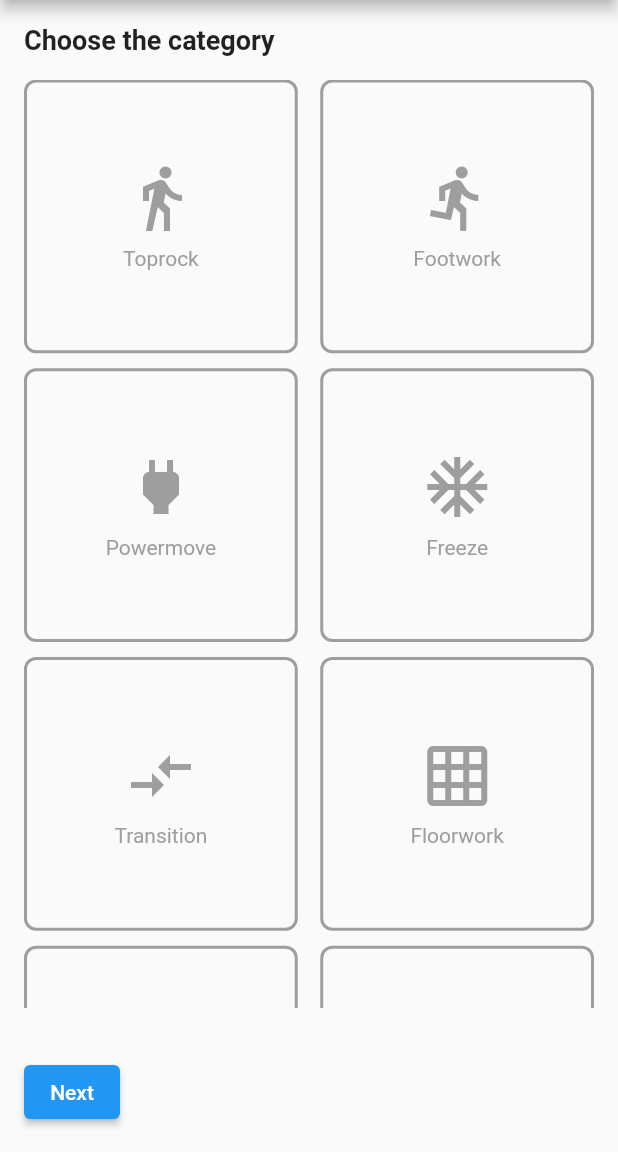
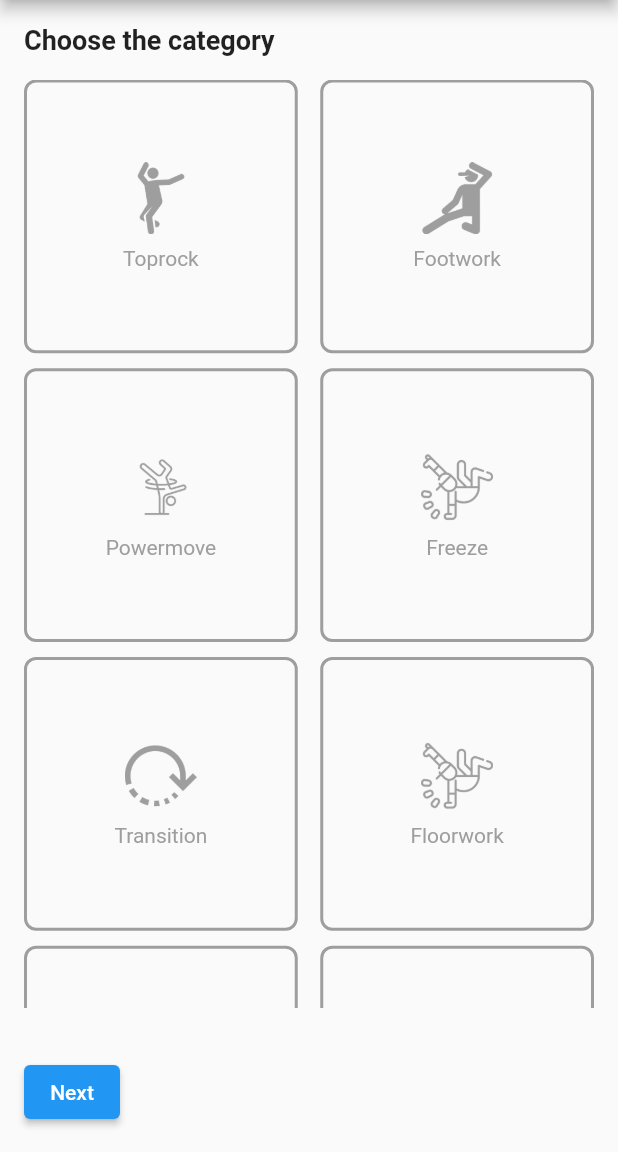
Before and after one commit to trungtran9/Flutter-Breaking-Note, a Flutter app: the screen it shows after launch, after a tap on the "add" icon, on a phone screen of 412 x 824 dp, the part 84-1236 px from its top. Run offline on Flutter 3.47's test engine with Material 2 defaults, Android fonts, the phone set to English and light mode, and no system bars; our stand-ins replace firebase_core, shared_preferences; accounts and stored records are empty.

Commit message:
add move screen functionality

```diff
--- a/lib/main.dart
+++ b/lib/main.dart
@@ -1,8 +1,16 @@
 import 'package:firstapp/screens/move.dart';
 import 'package:firstapp/screens/set.dart';
 import 'package:flutter/material.dart';
+import 'package:firebase_core/firebase_core.dart';
+import 'firebase_options.dart';
 
-void main() => runApp(MyApp());
+Future<void> main() async {
+  WidgetsFlutterBinding.ensureInitialized();
+  await Firebase.initializeApp(
+    options: DefaultFirebaseOptions.currentPlatform,
+  );
+  runApp(MyApp());
+}
 
 class MyApp extends StatelessWidget {
   @override
--- a/lib/screens/move_form_page.dart
+++ b/lib/screens/move_form_page.dart
@@ -1,12 +1,14 @@
 import 'package:flutter/material.dart';
 
 import '../models/breakdance_move.dart';
+import '../utils/shared_preference_helper.dart';
 import 'move_detail.dart';
 
 class MoveFormPage extends StatefulWidget {
   final List<BreakdanceMove> moves;
+  final void Function(dynamic) onSave;
 
-  MoveFormPage({required this.moves});
+  MoveFormPage({required this.moves, required this.onSave});
 
   @override
   _MoveFormPageState createState() => _MoveFormPageState();
@@ -16,34 +18,48 @@ class _MoveFormPageState extends State<MoveFormPage> {
   final PageController _pageController = PageController();
   int _currentPage = 0;
 
-  final String _name = "";
+  String _name = "";
   String _category = "";
   String _description = "";
   int _difficulty = 1;
 
-  final List<Widget Function(List<MoveCategory>, String, ValueChanged<String>)>
-      _pages = [
-    (categories, selectedCategory, onChanged) => ChooseCategoryStep(
-          categories: categories,
-          selectedCategory: selectedCategory,
-          onChanged: onChanged,
-        ),
-    (categories, selectedCategory, onChanged) => MoveDetailStep(
-          selectedCategory: selectedCategory,
-          onChanged: onChanged,
-        ),
-    // ... rest of the pages ...
+  final List<MoveCategory> _categories = [
+    MoveCategory(
+        name: 'Toprock', path: 'assets/icons/category_icons/toprock.png'),
+    MoveCategory(
+        name: 'Footwork', path: 'assets/icons/category_icons/footwork.png'),
+    MoveCategory(
+        name: 'Powermove', path: 'assets/icons/category_icons/powermove.png'),
+    MoveCategory(
+        name: 'Freeze', path: 'assets/icons/category_icons/freeze.png'),
+    MoveCategory(
+        name: 'Transition', path: 'assets/icons/category_icons/loading.png'),
+    MoveCategory(
+        name: 'Floorwork', path: 'assets/icons/category_icons/freeze.png'),
+    MoveCategory(name: 'Burns', path: 'assets/icons/category_icons/burns.png'),
+    MoveCategory(name: 'Custom', path: 'assets/icons/category_icons/add.png'),
   ];
-  final List<MoveCategory> _categories = [
-    MoveCategory(name: 'Toprock', icon: Icons.directions_walk),
-    MoveCategory(name: 'Footwork', icon: Icons.directions_run),
-    MoveCategory(name: 'Powermove', icon: Icons.power),
-    MoveCategory(name: 'Freeze', icon: Icons.ac_unit),
-    MoveCategory(name: 'Transition', icon: Icons.compare_arrows),
-    MoveCategory(name: 'Floorwork', icon: Icons.grid_on),
-    MoveCategory(name: 'Burns', icon: Icons.fireplace),
-    MoveCategory(name: 'Custom', icon: Icons.category),
-  ];
+
+  void _saveMove() {
+    // Get the values of the form fields
+    String name = _name;
+    String category = _category;
+    int difficulty = _difficulty;
+    String description = _description;
+
+    BreakdanceMove newMove = BreakdanceMove(
+      name: name,
+      description: description,
+      category: category,
+      difficulty: difficulty.toInt(),
+      dateCreated: DateTime.now(),
+    );
+
+    //Call save function
+    widget.onSave(newMove);
+    // Close the current page
+    Navigator.pop(context);
+  }
 
   @override
   Widget build(BuildContext context) {
@@ -61,13 +77,33 @@ class _MoveFormPageState extends State<MoveFormPage> {
                   _currentPage = page;
                 });
               },
-              itemCount: _pages.length,
+              itemCount: 2,
               itemBuilder: (context, index) {
-                return _pages[index](_categories, _category, (category) {
-                  setState(() {
-                    _category = category;
-                  });
-                });
+                if (_currentPage == 0) {
+                  return CategoryStep(
+                    categories: _categories,
+                    selectedCategory: _category,
+                    onChanged: (value) {
+                      setState(() {
+                        _category = value;
+                      });
+                    },
+                  );
+                } else if (_currentPage == 1) {
+                  return MoveDetailStep(
+                    name: _name,
+                    description: _description,
+                    difficulty: _difficulty.toDouble(),
+                    onChanged: (name, description, difficulty) {
+                      setState(() {
+                        _name = name;
+                        _description = description;
+                        _difficulty = difficulty;
+                      });
+                    },
+                  );
+                }
+                return null;
               },
             ),
           ),
@@ -80,29 +116,25 @@ class _MoveFormPageState extends State<MoveFormPage> {
                   ElevatedButton(
                     onPressed: () {
                       _pageController.previousPage(
-                        duration: Duration(milliseconds: 300),
+                        duration: const Duration(milliseconds: 300),
                         curve: Curves.easeInOut,
                       );
                     },
-                    child: Text('Previous'),
+                    child: const Text('Previous'),
                   ),
-                if (_currentPage < _pages.length - 1)
+                if (_currentPage < 1)
                   ElevatedButton(
                     onPressed: () {
                       _pageController.nextPage(
-                        duration: Duration(milliseconds: 300),
+                        duration: const Duration(milliseconds: 300),
                         curve: Curves.easeInOut,
                       );
                     },
                     child: Text('Next'),
                   ),
-                if (_currentPage == _pages.length - 1)
+                if (_currentPage == 1)
                   ElevatedButton(
-                    onPressed: () {
-                      // Save the move and navigate back
-                      // Add your logic to save the move here
-                      Navigator.pop(context);
-                    },
+                    onPressed: _saveMove,
                     child: Text('Save'),
                   ),
               ],
@@ -114,12 +146,12 @@ class _MoveFormPageState extends State<MoveFormPage> {
   }
 }
 
-class ChooseCategoryStep extends StatelessWidget {
+class CategoryStep extends StatelessWidget {
   final List<MoveCategory> categories;
   final String selectedCategory;
   final ValueChanged<String> onChanged;
 
-  ChooseCategoryStep({
+  CategoryStep({
     required this.categories,
     required this.selectedCategory,
     required this.onChanged,
@@ -154,8 +186,8 @@ class ChooseCategoryStep extends StatelessWidget {
               child: Column(
                 mainAxisAlignment: MainAxisAlignment.center,
                 children: [
-                  Icon(
-                    categories[index].icon,
+                  ImageIcon(
+                    AssetImage(categories[index].path),
                     color: isSelected ? Colors.blue : Colors.grey,
                     size: 48, // Increase the icon size
                   ),
@@ -201,7 +233,7 @@ class StepPage extends StatelessWidget {
 
 class MoveCategory {
   final String name;
-  final IconData icon;
+  final String path;
 
-  MoveCategory({required this.name, required this.icon});
+  MoveCategory({required this.name, required this.path});
 }
--- a/pubspec.yaml
+++ b/pubspec.yaml
@@ -40,6 +40,7 @@ dependencies:
   fluttertoast: ^8.2.2
   intl: ^0.18.1
   shared_preferences: ^2.2.0
+  firebase_core: ^2.17.0
 
 dev_dependencies:
   flutter_test:
@@ -64,9 +65,8 @@ flutter:
   uses-material-design: true
 
   # To add assets to your application, add an assets section, like this:
-  # assets:
-  #   - images/a_dot_burr.jpeg
-  #   - images/a_dot_ham.jpeg
+  assets:
+    - assets/icons/category_icons/
 
   # An image asset can refer to one or more resolution-specific "variants", see
   # https://flutter.dev/assets-and-images/#resolution-aware
```
Also changed, not shown: lib/screens/move.dart (+17 -5 lines), lib/screens/move_detail.dart (+20 -51 lines), assets/icons/category_icons/add.png (added), assets/icons/category_icons/burns.png (added), assets/icons/category_icons/fire.png (added), assets/icons/category_icons/floor.png (added), assets/icons/category_icons/footwork.png (added), assets/icons/category_icons/freeze.png (added), assets/icons/category_icons/loading.png (added), assets/icons/category_icons/powermove.png (added), assets/icons/category_icons/toprock.png (added), lib/firebase_options.dart (added), pubspec.lock, 2 other files.
